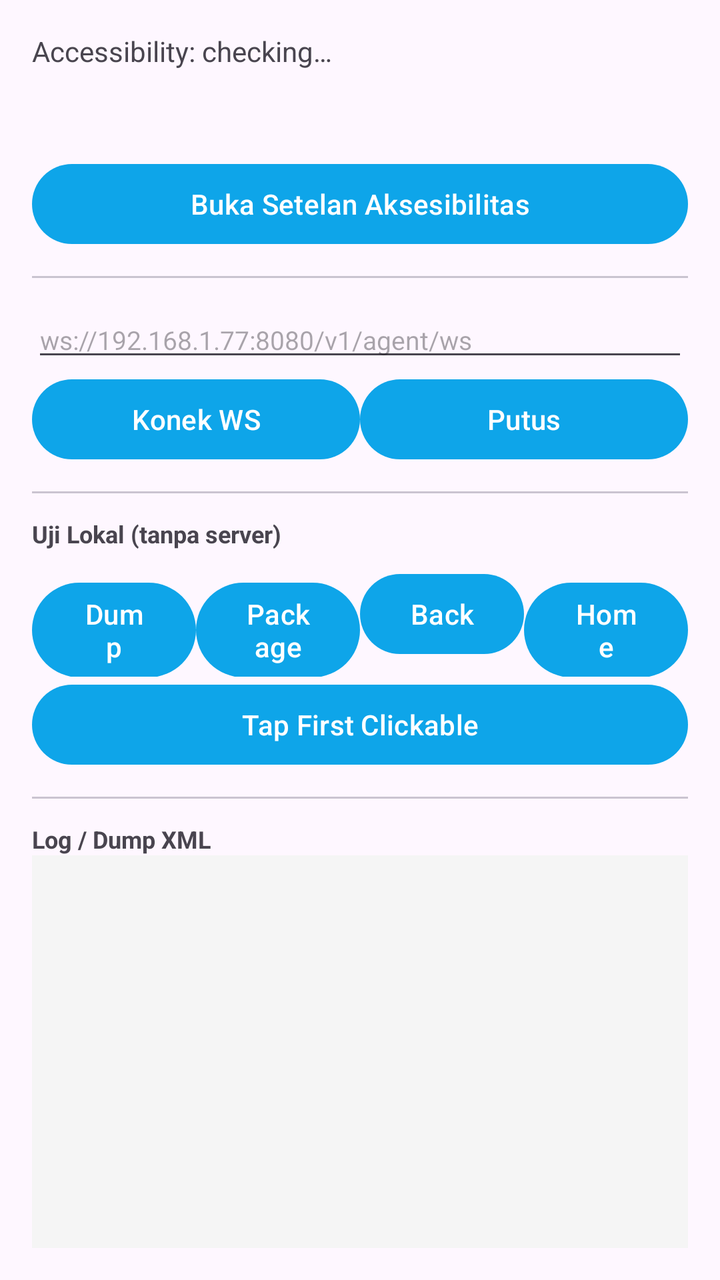
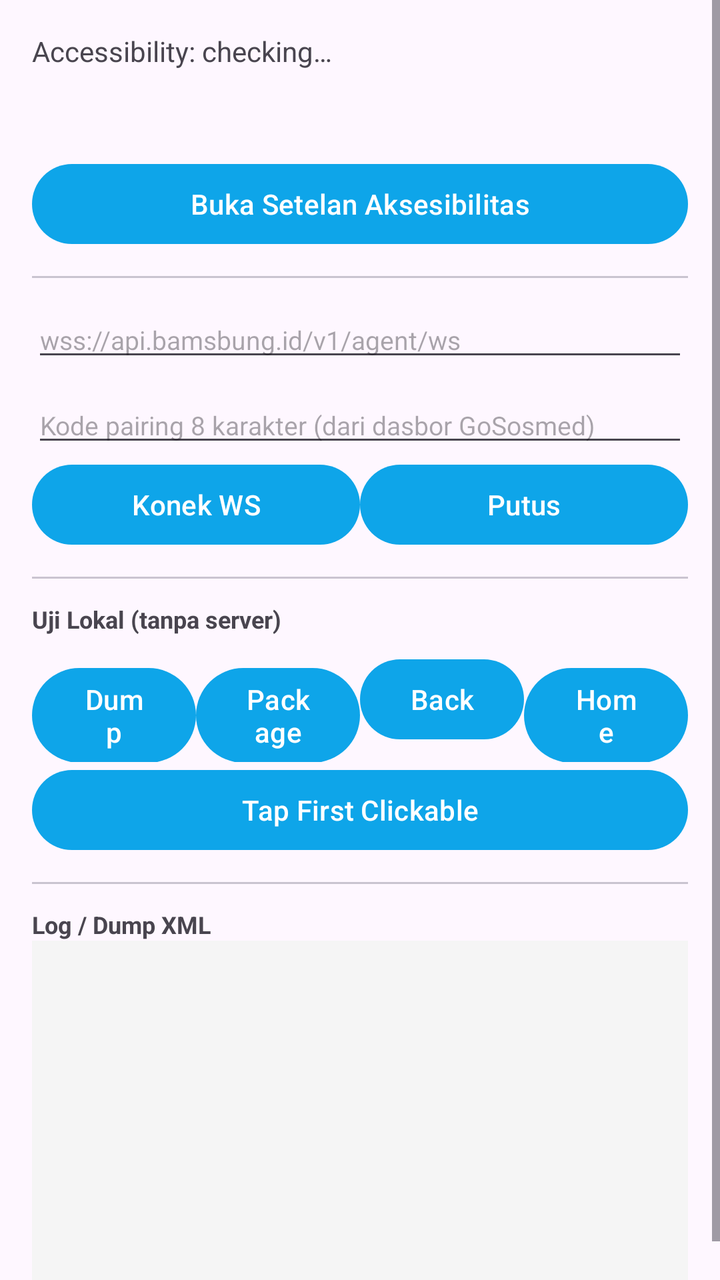

The first picture is an Android layout as it rendered before a commit; the second is the same layout after the commit. The layout source and the unified diff follow.
<!-- AndroidManifest.xml: application theme Theme.GosomedAgent -->
<!-- res/layout/activity_main.xml -->
<?xml version="1.0" encoding="utf-8"?>
<ScrollView xmlns:android="http://schemas.android.com/apk/res/android"
    android:layout_width="match_parent"
    android:layout_height="match_parent"
    android:fillViewport="true">

    <LinearLayout
        android:layout_width="match_parent"
        android:layout_height="wrap_content"
        android:orientation="vertical"
        android:padding="16dp">

        <TextView
            android:id="@+id/statusTv"
            android:layout_width="match_parent"
            android:layout_height="wrap_content"
            android:text="Accessibility: checking…"
            android:textSize="14sp" />

        <TextView
            android:id="@+id/pairTv"
            android:layout_width="match_parent"
            android:layout_height="wrap_content"
            android:textSize="14sp"
            android:gravity="center"
            android:textStyle="bold"
            android:layout_marginTop="12dp" />

        <Button
            android:id="@+id/openAccessibilityBtn"
            android:layout_width="match_parent"
            android:layout_height="wrap_content"
            android:text="Buka Setelan Aksesibilitas"
            android:layout_marginTop="12dp" />

        <com.google.android.material.divider.MaterialDivider
            android:layout_width="match_parent"
            android:layout_height="1dp"
            android:layout_marginVertical="12dp" />

        <EditText
            android:id="@+id/wsUrlEt"
            android:layout_width="match_parent"
            android:layout_height="wrap_content"
            android:hint="ws://192.168.1.77:8080/v1/agent/ws"
            android:inputType="textUri"
            android:textSize="13sp" />

        <LinearLayout
            android:layout_width="match_parent"
            android:layout_height="wrap_content"
            android:orientation="horizontal">

            <Button
                android:id="@+id/connectBtn"
                android:layout_width="0dp"
                android:layout_height="wrap_content"
                android:layout_weight="1"
                android:text="Konek WS" />

            <Button
                android:id="@+id/disconnectBtn"
                android:layout_width="0dp"
                android:layout_height="wrap_content"
                android:layout_weight="1"
                android:text="Putus" />
        </LinearLayout>

        <com.google.android.material.divider.MaterialDivider
            android:layout_width="match_parent"
            android:layout_height="1dp"
            android:layout_marginVertical="12dp" />

        <TextView
            android:layout_width="match_parent"
            android:layout_height="wrap_content"
            android:text="Uji Lokal (tanpa server)"
            android:textSize="12sp"
            android:textStyle="bold" />

        <LinearLayout
            android:layout_width="match_parent"
            android:layout_height="wrap_content"
            android:orientation="horizontal"
            android:layout_marginTop="8dp">

            <Button
                android:id="@+id/dumpBtn"
                android:layout_width="0dp"
                android:layout_height="wrap_content"
                android:layout_weight="1"
                android:text="Dump" />

            <Button
                android:id="@+id/packageBtn"
                android:layout_width="0dp"
                android:layout_height="wrap_content"
                android:layout_weight="1"
                android:text="Package" />

            <Button
                android:id="@+id/backBtn"
                android:layout_width="0dp"
                android:layout_height="wrap_content"
                android:layout_weight="1"
                android:text="Back" />

            <Button
                android:id="@+id/homeBtn"
                android:layout_width="0dp"
                android:layout_height="wrap_content"
                android:layout_weight="1"
                android:text="Home" />
        </LinearLayout>

        <Button
            android:id="@+id/tapBtn"
            android:layout_width="match_parent"
            android:layout_height="wrap_content"
            android:text="Tap First Clickable" />

        <com.google.android.material.divider.MaterialDivider
            android:layout_width="match_parent"
            android:layout_height="1dp"
            android:layout_marginVertical="12dp" />

        <TextView
            android:layout_width="match_parent"
            android:layout_height="wrap_content"
            android:text="Log / Dump XML"
            android:textSize="12sp"
            android:textStyle="bold" />

        <TextView
            android:id="@+id/logTv"
            android:layout_width="match_parent"
            android:layout_height="0dp"
            android:layout_weight="1"
            android:background="#F5F5F5"
            android:padding="8dp"
            android:textSize="11sp"
            android:typeface="monospace"
            android:minLines="12" />
    </LinearLayout>
</ScrollView>
<!-- resources referenced by this layout -->
<resources>
  <style name="Theme.GosomedAgent" parent="Theme.Material3.DayNight">
          <item name="colorPrimary">@color/primary</item>
      </style>
  <color name="primary">#0ea5e9</color>
</resources>

<!-- the commit's change to res/layout/activity_main.xml (unified diff, before → after) -->
@@ -42,8 +42,18 @@
             android:id="@+id/wsUrlEt"
             android:layout_width="match_parent"
             android:layout_height="wrap_content"
-            android:hint="ws://192.168.1.77:8080/v1/agent/ws"
+            android:hint="wss://api.bamsbung.id/v1/agent/ws"
             android:inputType="textUri"
+            android:textSize="13sp" />
+
+        <EditText
+            android:id="@+id/pairCodeEt"
+            android:layout_width="match_parent"
+            android:layout_height="wrap_content"
+            android:layout_marginTop="8dp"
+            android:hint="Kode pairing 8 karakter (dari dasbor GoSosmed)"
+            android:inputType="textCapCharacters"
+            android:maxLength="8"
             android:textSize="13sp" />
 
         <LinearLayout
